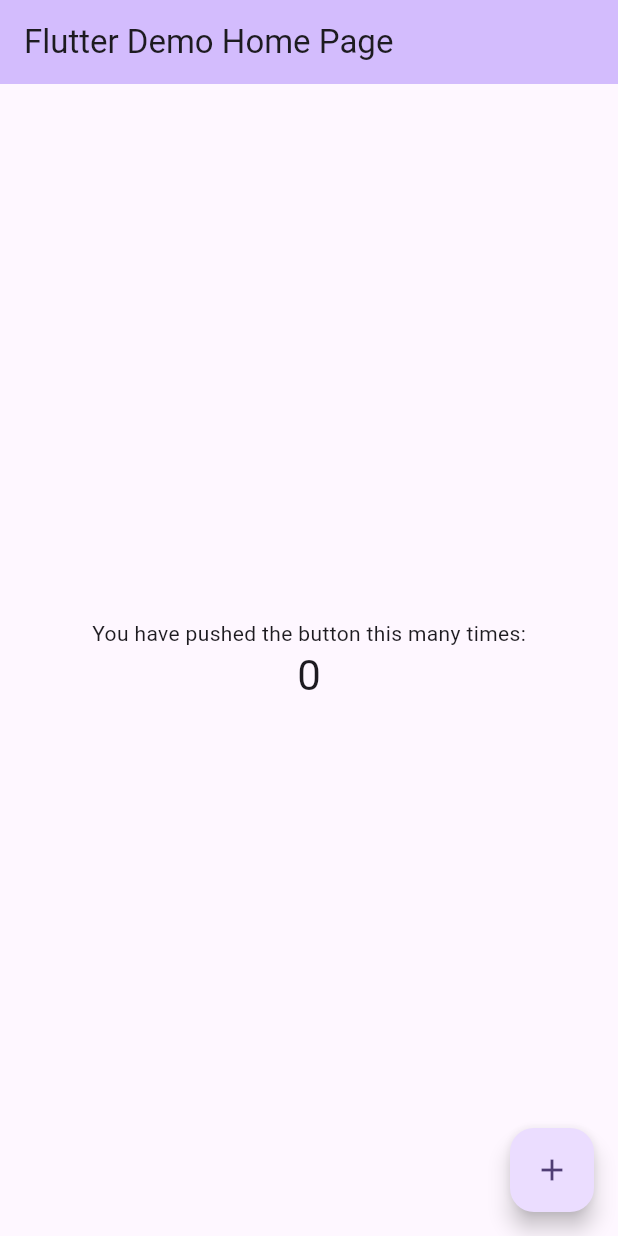
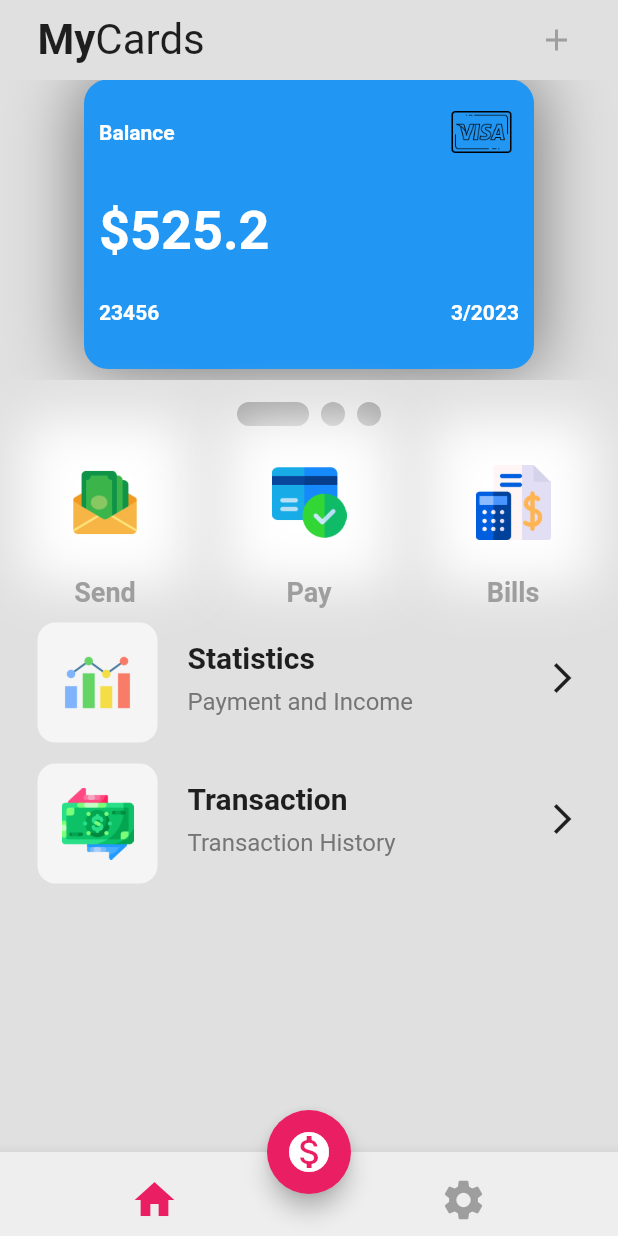
Before and after one commit to FashT/Wallet-App-, a Flutter app: the screen it shows after launch, on a phone screen of 412 x 824 dp. Run offline on Flutter 3.47's test engine with Material 2 defaults, Android fonts, the phone set to English and light mode, and no system bars; drawn by our look-alikes of smooth_page_indicator.

Commit message:
second changes

```diff
--- /dev/null
+++ b/lib/cards.dart
@@ -0,0 +1,101 @@
+import 'package:flutter/material.dart';
+
+class Cards extends StatelessWidget {
+  final int cardNumber;
+  final double balance;
+  final expiryMonth;
+  final expiryYear;
+  final Color color;
+  const Cards({
+    super.key,
+    required this.balance,
+    required this.cardNumber,
+    required this.expiryMonth,
+    required this.expiryYear,
+    required this.color,
+  });
+
+  @override
+  Widget build(BuildContext context) {
+    return Padding(
+      padding: const EdgeInsets.symmetric(
+        horizontal: 25,
+      ),
+      child: Column(
+        children: [
+          Container(
+            decoration: BoxDecoration(
+              borderRadius: BorderRadius.circular(16),
+              color: color,
+              boxShadow: [
+                BoxShadow(
+                  color: Colors.grey.shade600,
+                  blurRadius: 40,
+                  spreadRadius: 2,
+                ),
+              ],
+            ),
+            width: 300,
+            child: Padding(
+              padding: const EdgeInsets.all(10),
+              child: Column(
+                crossAxisAlignment: CrossAxisAlignment.start,
+                children: [
+                Row(
+                  mainAxisAlignment: MainAxisAlignment.spaceBetween,
+                  children: [
+                    const  Text(
+                        'Balance',
+                        style: TextStyle(
+                          color: Colors.white,
+                          fontWeight: FontWeight.bold,
+                        ),
+                      ),
+                     Image.asset('assets/fonts/icons8-visa-100.png',height: 50,),
+                  ],
+                ),
+                const  SizedBox(
+                    height: 20,
+                  ),
+                  Text(
+                    '\$$balance',
+                    style:const TextStyle(
+                      color: Colors.white,
+                      fontSize: 36,
+                      fontWeight: FontWeight.bold,
+                    ),
+                  ),
+                  const SizedBox(
+                    height: 25,
+                  ),
+                  Row(
+                    mainAxisAlignment: MainAxisAlignment.spaceBetween,
+                    children: [
+                      Text(
+                        cardNumber.toString(),
+                        style: const TextStyle(
+                          color: Colors.white,
+                          fontWeight: FontWeight.bold,
+                        ),
+                      ),
+                      Text(
+                        '$expiryMonth/$expiryYear',
+                        style:const TextStyle(
+                          color: Colors.white,
+                          fontWeight: FontWeight.bold,
+                        ),
+                      ),
+                    ],
+                  ),
+                  SizedBox(
+                    height: 20,
+                  ),
+                ],
+              ),
+            ),
+          ),
+        ],
+      ),
+    );
+  }
+}
--- /dev/null
+++ b/lib/homepage.dart
@@ -0,0 +1,174 @@
+import 'package:flutter/material.dart';
+import '/mybuttons.dart';
+import 'mylist_tile.dart';
+import './cards.dart';
+import 'package:smooth_page_indicator/smooth_page_indicator.dart';
+
+class Homepage extends StatefulWidget {
+  const Homepage({Key? key}) : super(key: key);
+
+  @override
+  State<Homepage> createState() => _HomepageState();
+}
+
+class _HomepageState extends State<Homepage> {
+  final _controller = PageController();
+  @override
+  Widget build(BuildContext context) {
+    return Scaffold(
+      backgroundColor: Colors.grey[300],
+      bottomNavigationBar: BottomAppBar(
+        color: Colors.grey[200],
+        child: Padding(
+          padding: const EdgeInsets.only(top: 8.0),
+          child: Row(
+            mainAxisAlignment: MainAxisAlignment.spaceAround,
+            children: [
+              IconButton(
+                onPressed: () {},
+                icon: const Icon(
+                  Icons.home,
+                  size: 32,
+                  color: Colors.pink,
+                ),
+              ),
+              IconButton(
+                onPressed: () {},
+                icon: const Icon(
+                  Icons.settings,
+                  size: 32,
+                  color: Colors.grey,
+                ),
+              ),
+            ],
+          ),
+        ),
+      ),
+      floatingActionButton: FloatingActionButton(
+        backgroundColor: Colors.pink,
+        onPressed: () {},
+        child: const Icon(
+          Icons.monetization_on,
+          size: 32,
+        ),
+      ),
+      floatingActionButtonLocation: FloatingActionButtonLocation.centerDocked,
+      body: SafeArea(
+        child: Column(
+          children: [
+            Padding(
+              padding: const EdgeInsets.symmetric(horizontal: 25, vertical: 10),
+              child: Row(
+                mainAxisAlignment: MainAxisAlignment.spaceBetween,
+                children: [
+                  const Row(
+                    children: [
+                      Text(
+                        'My',
+                        style: TextStyle(
+                            fontSize: 28, fontWeight: FontWeight.bold),
+                      ),
+                      Text(
+                        'Cards',
+                        style: TextStyle(fontSize: 28),
+                      ),
+                    ],
+                  ),
+                  Container(
+                    padding: const EdgeInsets.all(4),
+                    decoration: BoxDecoration(
+                        shape: BoxShape.circle, color: Colors.grey[300]),
+                    child: const Icon(
+                      Icons.add,
+                      color: Colors.grey,
+                    ),
+                  ),
+                ],
+              ),
+            ),
+            Container(
+              decoration: BoxDecoration(
+                borderRadius: BorderRadius.circular(16),
+              ),
+              height: 200,
+              child: PageView(
+                controller: _controller,
+                scrollDirection: Axis.horizontal,
+                children: const [
+                  Cards(
+                    balance: 525.20,
+                    cardNumber: 23456,
+                    expiryMonth: 03,
+                    expiryYear: 2023,
+                    color: Colors.blue,
+                  ),
+                  Cards(
+                    balance: 525.20,
+                    cardNumber: 23456,
+                    expiryMonth: 03,
+                    expiryYear: 2023,
+                    color: Colors.purple,
+                  ),
+                  Cards(
+                    balance: 525.20,
+                    cardNumber: 23456,
+                    expiryMonth: 03,
+                    expiryYear: 2023,
+                    color: Colors.green,
+                  ),
+                ],
+              ),
+
+            ),
+            SizedBox(height: 15,),
+            SmoothPageIndicator(
+              controller: _controller,
+              count: 3,
+              effect: const ExpandingDotsEffect(
+                activeDotColor: Colors.grey,
+              ),
+            ),
+            const SizedBox(
+              height: 6,
+            ),
+            const Padding(
+              padding: EdgeInsets.symmetric(horizontal: 25.0),
+              child: Row(
+                mainAxisAlignment: MainAxisAlignment.spaceBetween,
+                children: [
+                  myCards(
+                      buttonText: 'Send',
+                      iconImagePath: 'assets/fonts/send-money.png'),
+                  myCards(
+                      buttonText: 'Pay',
+                      iconImagePath: 'assets/fonts/credit-card.png'),
+                  myCards(
+                      buttonText: 'Bills',
+                      iconImagePath: 'assets/fonts/budget.png'),
+                ],
+              ),
+            ),
+            const Padding(
+              padding: EdgeInsets.symmetric(horizontal: 25),
+              child: Column(
+                crossAxisAlignment: CrossAxisAlignment.start,
+                children: [
+                  MyListTile(
+                    iconImagePath: 'assets/fonts/statistics.png',
+                    tileSubTitle: 'Payment and Income',
+                    tileTitle: 'Statistics',
+                  ),
+                  MyListTile(
+                    iconImagePath: 'assets/fonts/transaction.png',
+                    tileSubTitle: 'Transaction History',
+                    tileTitle: 'Transaction',
+                  ),
+                ],
+              ),
+            ),
+          ],
+        ),
+      ),
+    );
+  }
+}
--- a/lib/main.dart
+++ b/lib/main.dart
@@ -1,125 +1,25 @@
 import 'package:flutter/material.dart';
+import '/homepage.dart';
+
 
 void main() {
   runApp(const MyApp());
 }
 
 class MyApp extends StatelessWidget {
-  const MyApp({super.key});
+  const MyApp({Key? key}) : super(key: key);
 
   // This widget is the root of your application.
   @override
   Widget build(BuildContext context) {
     return MaterialApp(
+      debugShowCheckedModeBanner: false,
       title: 'Flutter Demo',
       theme: ThemeData(
-        // This is the theme of your application.
-        //
-        // TRY THIS: Try running your application with "flutter run". You'll see
-        // the application has a blue toolbar. Then, without quitting the app,
-        // try changing the seedColor in the colorScheme below to Colors.green
-        // and then invoke "hot reload" (save your changes or press the "hot
-        // reload" button in a Flutter-supported IDE, or press "r" if you used
-        // the command line to start the app).
-        //
-        // Notice that the counter didn't reset back to zero; the application
-        // state is not lost during the reload. To reset the state, use hot
-        // restart instead.
-        //
-        // This works for code too, not just values: Most code changes can be
-        // tested with just a hot reload.
-        colorScheme: ColorScheme.fromSeed(seedColor: Colors.deepPurple),
-        useMaterial3: true,
+
+        primarySwatch: Colors.blue,
       ),
-      home: const MyHomePage(title: 'Flutter Demo Home Page'),
+      home: const Homepage()
     );
   }
 }
-
-class MyHomePage extends StatefulWidget {
-  const MyHomePage({super.key, required this.title});
-
-  // This widget is the home page of your application. It is stateful, meaning
-  // that it has a State object (defined below) that contains fields that affect
-  // how it looks.
-
-  // This class is the configuration for the state. It holds the values (in this
-  // case the title) provided by the parent (in this case the App widget) and
-  // used by the build method of the State. Fields in a Widget subclass are
-  // always marked "final".
-
-  final String title;
-
-  @override
-  State<MyHomePage> createState() => _MyHomePageState();
-}
-
-class _MyHomePageState extends State<MyHomePage> {
-  int _counter = 0;
-
-  void _incrementCounter() {
-    setState(() {
-      // This call to setState tells the Flutter framework that something has
-      // changed in this State, which causes it to rerun the build method below
-      // so that the display can reflect the updated values. If we changed
-      // _counter without calling setState(), then the build method would not be
-      // called again, and so nothing would appear to happen.
-      _counter++;
-    });
-  }
-
-  @override
-  Widget build(BuildContext context) {
-    // This method is rerun every time setState is called, for instance as done
-    // by the _incrementCounter method above.
-    //
-    // The Flutter framework has been optimized to make rerunning build methods
-    // fast, so that you can just rebuild anything that needs updating rather
-    // than having to individually change instances of widgets.
-    return Scaffold(
-      appBar: AppBar(
-        // TRY THIS: Try changing the color here to a specific color (to
-        // Colors.amber, perhaps?) and trigger a hot reload to see the AppBar
-        // change color while the other colors stay the same.
-        backgroundColor: Theme.of(context).colorScheme.inversePrimary,
-        // Here we take the value from the MyHomePage object that was created by
-        // the App.build method, and use it to set our appbar title.
-        title: Text(widget.title),
-      ),
-      body: Center(
-        // Center is a layout widget. It takes a single child and positions it
-        // in the middle of the parent.
-        child: Column(
-          // Column is also a layout widget. It takes a list of children and
-          // arranges them vertically. By default, it sizes itself to fit its
-          // children horizontally, and tries to be as tall as its parent.
-          //
-          // Column has various properties to control how it sizes itself and
-          // how it positions its children. Here we use mainAxisAlignment to
-          // center the children vertically; the main axis here is the vertical
-          // axis because Columns are vertical (the cross axis would be
-          // horizontal).
-          //
-          // TRY THIS: Invoke "debug painting" (choose the "Toggle Debug Paint"
-          // action in the IDE, or press "p" in the console), to see the
-          // wireframe for each widget.
-          mainAxisAlignment: MainAxisAlignment.center,
-          children: <Widget>[
-            const Text(
-              'You have pushed the button this many times:',
-            ),
-            Text(
-              '$_counter',
-              style: Theme.of(context).textTheme.headlineMedium,
-            ),
-          ],
-        ),
-      ),
-      floatingActionButton: FloatingActionButton(
-        onPressed: _incrementCounter,
-        tooltip: 'Increment',
-        child: const Icon(Icons.add),
-      ), // This trailing comma makes auto-formatting nicer for build methods.
-    );
-  }
-}
--- /dev/null
+++ b/lib/mybuttons.dart
@@ -0,0 +1,47 @@
+import 'package:flutter/material.dart';
+
+class myCards extends StatelessWidget {
+  final String iconImagePath;
+  final String buttonText;
+
+  const myCards({super.key, required this.buttonText, required this.iconImagePath});
+
+  @override
+  Widget build(BuildContext context) {
+    return Column(
+      children: [
+        Container(
+          padding: const EdgeInsets.all(20),
+          height: 90,
+
+          decoration: BoxDecoration(
+            borderRadius: BorderRadius.circular(10),
+            boxShadow:const [
+              BoxShadow(
+                color: Colors.white,
+                blurRadius: 30,
+                spreadRadius: 10,
+              ),
+            ],
+          ),
+          child: Center(
+            child: (
+              Image.asset(iconImagePath, fit: BoxFit.cover,)
+            ),
+          ),
+        ),
+        const SizedBox(
+          height: 4,
+        ),
+        Text(
+          buttonText,
+          style: const TextStyle(
+            fontSize: 18,
+            fontWeight: FontWeight.bold,
+            color: Colors.grey,
+          ),
+        ),
+      ],
+    );
+  }
+}
--- /dev/null
+++ b/lib/mylist_tile.dart
@@ -0,0 +1,66 @@
+import 'package:flutter/material.dart';
+
+class MyListTile extends StatelessWidget {
+  final String iconImagePath;
+  final String tileTitle;
+  final String tileSubTitle;
+
+  const MyListTile(
+      {super.key,
+      required this.iconImagePath,
+      required this.tileSubTitle,
+      required this.tileTitle});
+
+  @override
+  Widget build(BuildContext context) {
+    return
+      Row(
+        mainAxisAlignment: MainAxisAlignment.spaceBetween,
+        children: [
+          Row(
+            children: [
+              Padding(
+                padding: const EdgeInsets.only(bottom: 4, top: 10),
+                child: Row(
+                  mainAxisAlignment: MainAxisAlignment.start,
+                  children: [
+                    Container(
+                      height: 80,
+                      padding: const EdgeInsets.all(16),
+                      decoration: BoxDecoration(
+                        borderRadius: BorderRadius.circular(12),
+                        color: Colors.grey[100],
+                      ),
+                      child: Image.asset(iconImagePath, fit: BoxFit.cover),
+                    ),
+                  ],
+                ),
+              ),
+              const SizedBox(
+                width: 20,
+              ),
+              Column(
+                crossAxisAlignment: CrossAxisAlignment.start,
+                children: [
+                  Text(
+                    tileTitle,
+                    style: const TextStyle(
+                        fontWeight: FontWeight.bold, fontSize: 20),
+                  ),
+                  const SizedBox(
+                    height: 8,
+                  ),
+                  Text(
+                    tileSubTitle,
+                    style: TextStyle(fontSize: 16, color: Colors.grey[600]),
+                  ),
+                ],
+              ),
+            ],
+          ),
+          const Icon(Icons.arrow_forward_ios)
+        ],
+      );
+
+  }
+}
```
Also changed, not shown: pubspec.yaml (+8 -3 lines), assets/fonts/budget.png (added), assets/fonts/credit-card.png (added), assets/fonts/icons8-visa-100.png (added), assets/fonts/send-money.png (added), assets/fonts/statistics.png (added), assets/fonts/transaction.png (added), pubspec.lock.
